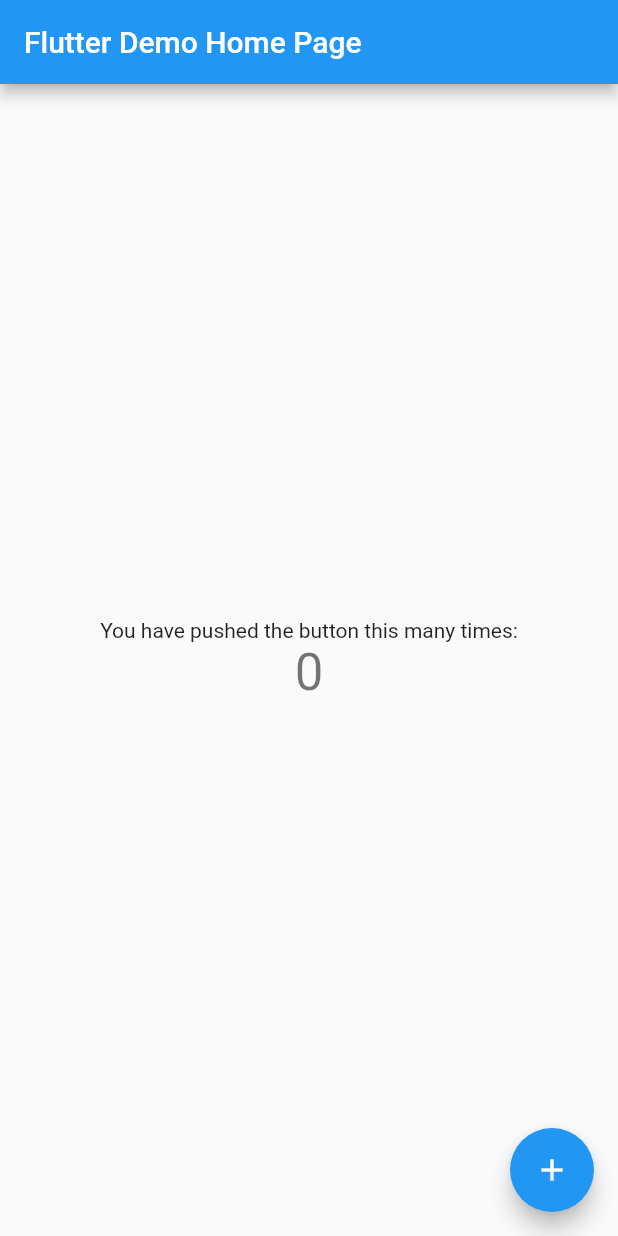
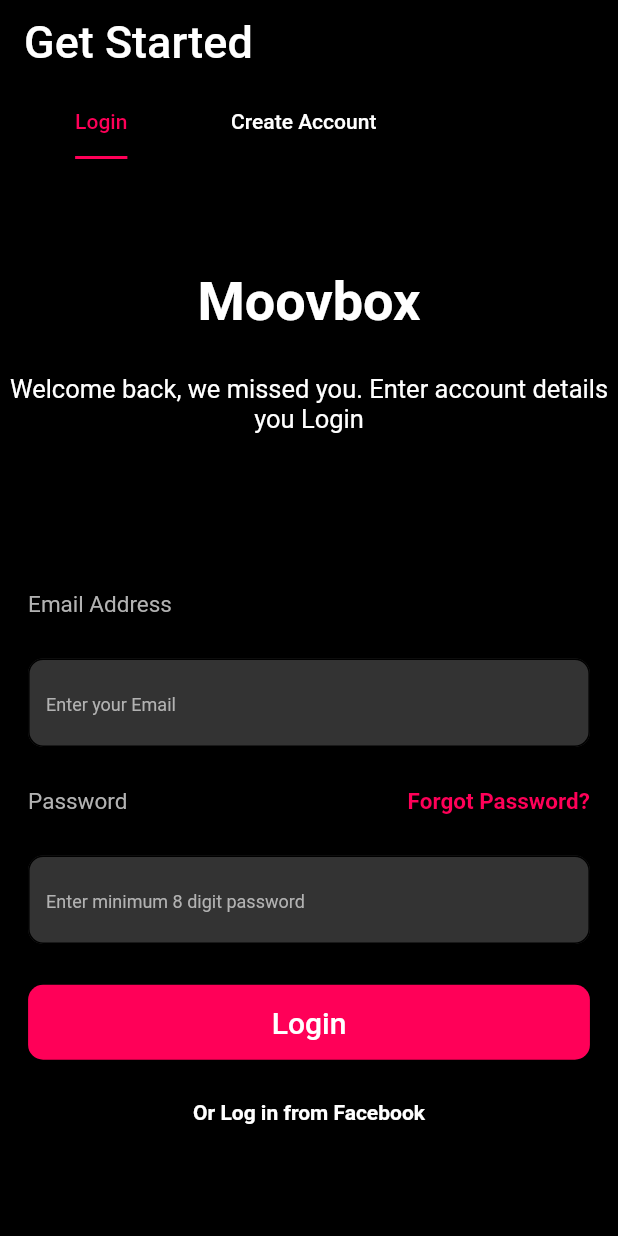
Before and after one commit to Zain-ul-abdin0/Movbox, a Flutter app: the screen it shows after launch, on a phone screen of 412 x 824 dp. Run offline on Flutter 3.47's test engine with Material 2 defaults, Android fonts, the phone set to English and light mode, and no system bars.

Commit message:
login screen

```diff
--- /dev/null
+++ b/lib/components/LoginAndSignUp/Welcome.dart
@@ -0,0 +1,138 @@
+import 'package:flutter/material.dart';
+
+class LoginAndSignUp extends StatelessWidget {
+  LoginAndSignUp(this.name);
+
+  String name;
+
+  @override
+  Widget build(BuildContext context) {
+    return Container(
+      child: Column(
+        mainAxisAlignment: MainAxisAlignment.spaceEvenly,
+        mainAxisSize: MainAxisSize.min,
+        children: <Widget>[
+          SizedBox(
+            height: 20,
+          ),
+          Text(
+            'Moovbox',
+            style: TextStyle(
+                fontSize: 36, fontWeight: FontWeight.bold, color: Colors.white),
+          ),
+          Text(
+            'Welcome back, we missed you. Enter account details you $name',
+            textAlign: TextAlign.center,
+            style: TextStyle(
+              fontSize: 17,
+              color: Colors.white,
+            ),
+          ),
+          SizedBox(
+            height: 50,
+          ),
+          FieldName('Email Address', false),
+          TextInput('Enter your Email'),
+          FieldName('Password', true),
+          TextInput('Enter minimum 8 digit password'),
+          LoginBtn(),
+          Text(
+            'Or Log in from Facebook',
+            style: TextStyle(color: Colors.white, fontWeight: FontWeight.bold),
+          ),
+          SizedBox(
+            height: 20,
+          )
+        ],
+      ),
+    );
+  }
+}
+
+class TextInput extends StatelessWidget {
+  TextInput(this.hintText);
+  String hintText;
+  @override
+  Widget build(BuildContext context) {
+    return Container(
+      width: MediaQuery.of(context).size.width / 1.1,
+      child: TextField(
+          style: TextStyle(color: Colors.white),
+          decoration: InputDecoration(
+              enabledBorder: OutlineInputBorder(
+                  borderRadius: BorderRadius.all(Radius.circular(10))),
+              hintStyle: TextStyle(fontSize: 12.0, color: Color(0xffB2B2B2)),
+              hintText: hintText,
+              focusColor: Colors.white,
+              filled: true,
+              fillColor: Color(0xff333333))),
+    );
+  }
+}
+
+class FieldName extends StatelessWidget {
+  FieldName(this.name, this.check);
+  String name;
+  bool check;
+  @override
+  Widget build(BuildContext context) {
+    return Container(
+      width: MediaQuery.of(context).size.width / 1.1,
+      child: Align(
+        alignment: Alignment.bottomLeft,
+        child: Row(
+          mainAxisAlignment: MainAxisAlignment.spaceBetween,
+          children: <Widget>[
+            Text(
+              name,
+              style: TextStyle(
+                fontSize: 15,
+                color: Color(0xffB2B2B2),
+              ),
+            ),
+            check == true?
+
+                Text(
+                  'Forgot Password?',
+                  style: TextStyle(
+                    fontSize: 15,
+                    fontWeight: FontWeight.bold,
+                    color: Color(0xffFF0058),
+                  ),
+                )
+              :Text('xsom')
+
+          ],
+        ),
+      ),
+    );
+  }
+}
+
+class LoginBtn extends StatelessWidget {
+  @override
+  Widget build(BuildContext context) {
+    return Container(
+      width: MediaQuery.of(context).size.width / 1.1,
+      height: 50,
+      child: FlatButton(
+        shape: new RoundedRectangleBorder(
+          borderRadius: new BorderRadius.circular(10.0),
+        ),
+        color: Color(0xffFF0058),
+        textColor: Colors.white,
+        disabledColor: Colors.grey,
+        disabledTextColor: Colors.black,
+        padding: EdgeInsets.all(8.0),
+        splashColor: Colors.blueAccent,
+        onPressed: () {
+          /*...*/
+        },
+        child: Text(
+          "Login",
+          style: TextStyle(fontSize: 20.0),
+        ),
+      ),
+    );
+  }
+}
--- a/lib/main.dart
+++ b/lib/main.dart
@@ -1,117 +1,60 @@
 import 'package:flutter/material.dart';
+import 'package:moovbox/components/LoginAndSignUp/Welcome.dart';
 
 void main() {
   runApp(MyApp());
 }
 
 class MyApp extends StatelessWidget {
-  // This widget is the root of your application.
   @override
   Widget build(BuildContext context) {
-    return MaterialApp(
-      title: 'Flutter Demo',
-      theme: ThemeData(
-        // This is the theme of your application.
-        //
-        // Try running your application with "flutter run". You'll see the
-        // application has a blue toolbar. Then, without quitting the app, try
-        // changing the primarySwatch below to Colors.green and then invoke
-        // "hot reload" (press "r" in the console where you ran "flutter run",
-        // or simply save your changes to "hot reload" in a Flutter IDE).
-        // Notice that the counter didn't reset back to zero; the application
-        // is not restarted.
-        primarySwatch: Colors.blue,
-        // This makes the visual density adapt to the platform that you run
-        // the app on. For desktop platforms, the controls will be smaller and
-        // closer together (more dense) than on mobile platforms.
-        visualDensity: VisualDensity.adaptivePlatformDensity,
+    return Container(
+      child: MaterialApp(
+        home: DefaultTabController(
+          length: 2,
+          child: Scaffold(
+            backgroundColor: Colors.black,
+            appBar: AppBar(
+              title: Text(
+                "Get Started",
+                style: TextStyle(
+                  fontSize: 30,
+                ),
+              ),
+              backgroundColor: Colors.black,
+              bottom: PreferredSize(
+                preferredSize: Size.fromHeight(50),
+                child: Align(
+                  alignment: Alignment.bottomLeft,
+                  child: Container(
+                    width: 270,
+                    child: TabBar(
+                        unselectedLabelColor: Colors.white,
+                        indicatorSize: TabBarIndicatorSize.label,
+                        indicatorColor: Color(0xFFFF0058),
+                        labelColor: Color(0xFFFF0058),
+                        tabs: [
+                          Tab(
+                            child: Text("Login"),
+                          ),
+                          Tab(
+                            child: Text("Create Account"),
+                          ),
+                        ]),
+                  ),
+                ),
+              ),
+            ),
+            body: TabBarView(
+              children: [
+               LoginAndSignUp('Login'),
+               LoginAndSignUp( 'SignUp'),
+
+              ],
+            ),
+          ),
+        ),
       ),
-      home: MyHomePage(title: 'Flutter Demo Home Page'),
     );
   }
 }
-
-class MyHomePage extends StatefulWidget {
-  MyHomePage({Key key, this.title}) : super(key: key);
-
-  // This widget is the home page of your application. It is stateful, meaning
-  // that it has a State object (defined below) that contains fields that affect
-  // how it looks.
-
-  // This class is the configuration for the state. It holds the values (in this
-  // case the title) provided by the parent (in this case the App widget) and
-  // used by the build method of the State. Fields in a Widget subclass are
-  // always marked "final".
-
-  final String title;
-
-  @override
-  _MyHomePageState createState() => _MyHomePageState();
-}
-
-class _MyHomePageState extends State<MyHomePage> {
-  int _counter = 0;
-
-  void _incrementCounter() {
-    setState(() {
-      // This call to setState tells the Flutter framework that something has
-      // changed in this State, which causes it to rerun the build method below
-      // so that the display can reflect the updated values. If we changed
-      // _counter without calling setState(), then the build method would not be
-      // called again, and so nothing would appear to happen.
-      _counter++;
-    });
-  }
-
-  @override
-  Widget build(BuildContext context) {
-    // This method is rerun every time setState is called, for instance as done
-    // by the _incrementCounter method above.
-    //
-    // The Flutter framework has been optimized to make rerunning build methods
-    // fast, so that you can just rebuild anything that needs updating rather
-    // than having to individually change instances of widgets.
-    return Scaffold(
-      appBar: AppBar(
-        // Here we take the value from the MyHomePage object that was created by
-        // the App.build method, and use it to set our appbar title.
-        title: Text(widget.title),
-      ),
-      body: Center(
-        // Center is a layout widget. It takes a single child and positions it
-        // in the middle of the parent.
-        child: Column(
-          // Column is also a layout widget. It takes a list of children and
-          // arranges them vertically. By default, it sizes itself to fit its
-          // children horizontally, and tries to be as tall as its parent.
-          //
-          // Invoke "debug painting" (press "p" in the console, choose the
-          // "Toggle Debug Paint" action from the Flutter Inspector in Android
-          // Studio, or the "Toggle Debug Paint" command in Visual Studio Code)
-          // to see the wireframe for each widget.
-          //
-          // Column has various properties to control how it sizes itself and
-          // how it positions its children. Here we use mainAxisAlignment to
-          // center the children vertically; the main axis here is the vertical
-          // axis because Columns are vertical (the cross axis would be
-          // horizontal).
-          mainAxisAlignment: MainAxisAlignment.center,
-          children: <Widget>[
-            Text(
-              'You have pushed the button this many times:',
-            ),
-            Text(
-              '$_counter',
-              style: Theme.of(context).textTheme.headline4,
-            ),
-          ],
-        ),
-      ),
-      floatingActionButton: FloatingActionButton(
-        onPressed: _incrementCounter,
-        tooltip: 'Increment',
-        child: Icon(Icons.add),
-      ), // This trailing comma makes auto-formatting nicer for build methods.
-    );
-  }
-}
```
Also changed, not shown: lib/screens/SignUp.dart (added).
